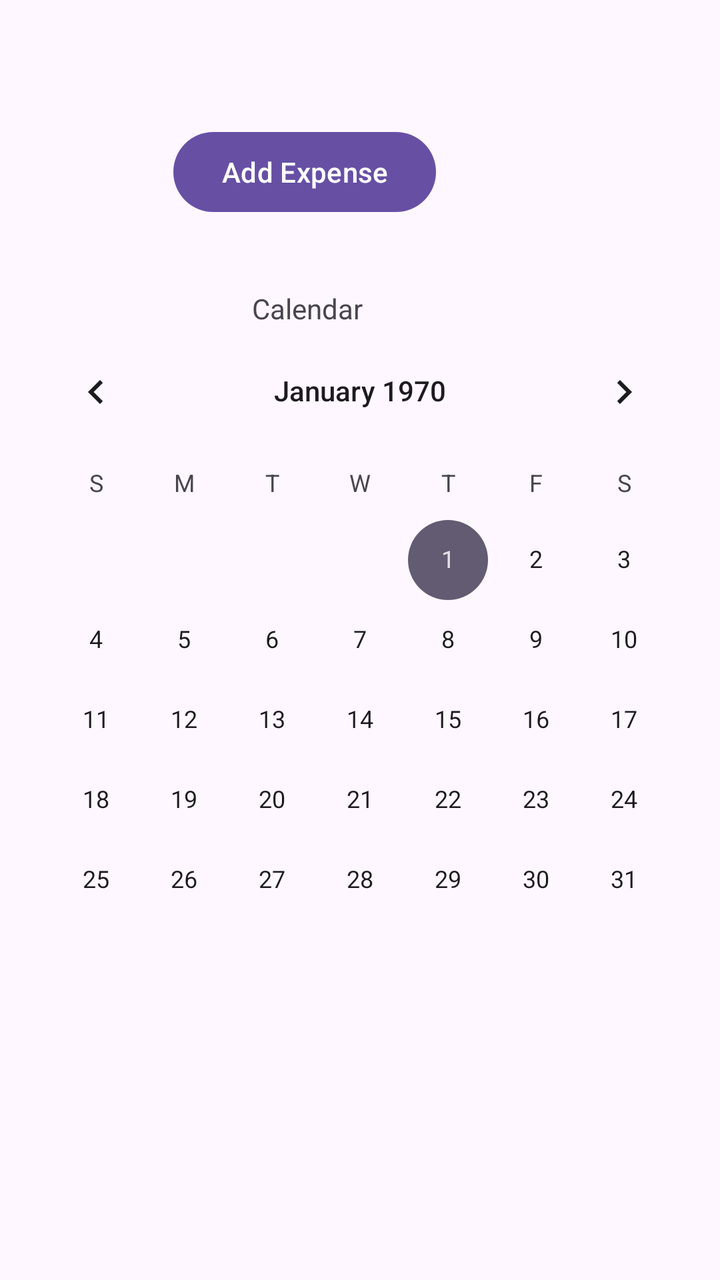
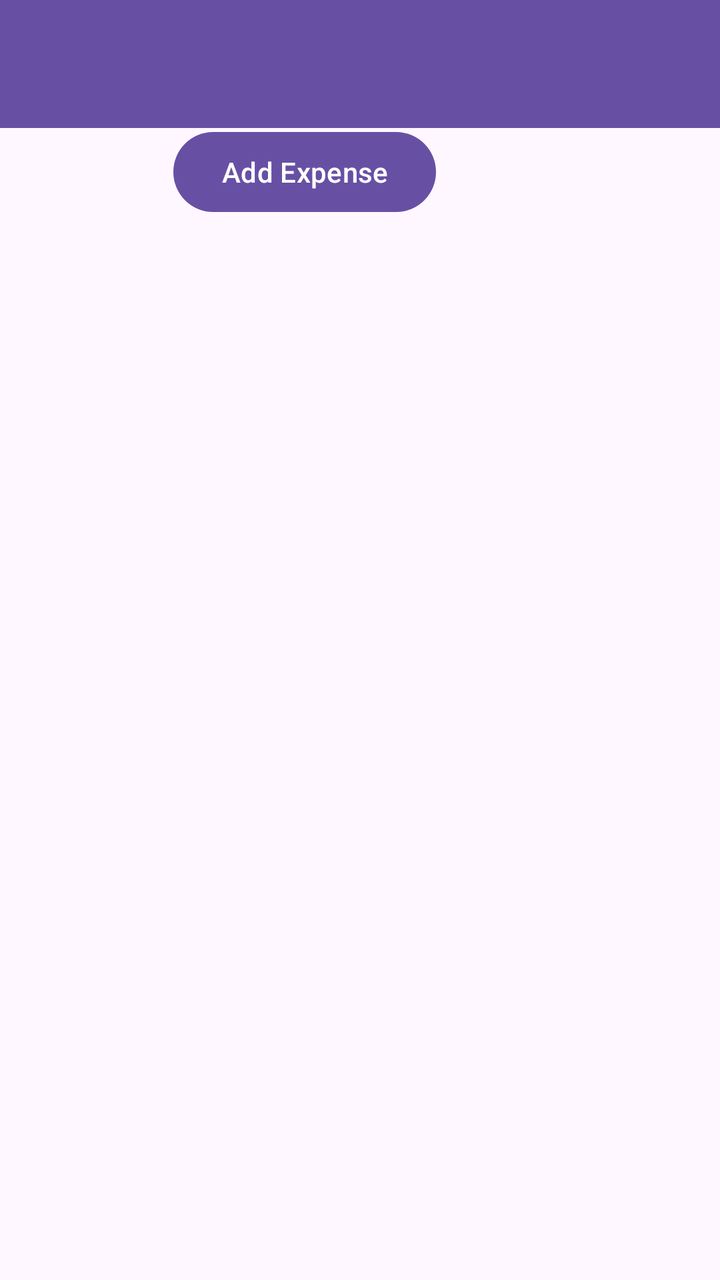

The first picture is an Android layout as it rendered before a commit; the second is the same layout after the commit. The layout source and the unified diff follow.
<!-- AndroidManifest.xml: application theme Theme.Project_3245 -->
<!-- res/layout/activity_main.xml -->
<?xml version="1.0" encoding="utf-8"?>
<androidx.constraintlayout.widget.ConstraintLayout xmlns:android="http://schemas.android.com/apk/res/android"
    xmlns:app="http://schemas.android.com/apk/res-auto"
    xmlns:tools="http://schemas.android.com/tools"
    android:layout_width="match_parent"
    android:layout_height="match_parent"
    tools:context=".MainActivity">

    <TextView
        android:id="@+id/textView2"
        android:layout_width="wrap_content"
        android:layout_height="wrap_content"
        android:text="Calendar"
        app:layout_constraintBottom_toBottomOf="parent"
        app:layout_constraintEnd_toEndOf="parent"
        app:layout_constraintHorizontal_bias="0.414"
        app:layout_constraintStart_toStartOf="parent"
        app:layout_constraintTop_toTopOf="parent"
        app:layout_constraintVertical_bias="0.233" />

    <Button
        android:id="@+id/button"
        android:layout_width="wrap_content"
        android:layout_height="wrap_content"
        android:layout_marginStart="134dp"
        android:layout_marginEnd="185dp"
        android:text="Add Expense"
        app:layout_constraintBottom_toBottomOf="parent"
        app:layout_constraintEnd_toEndOf="parent"
        app:layout_constraintHorizontal_bias="0.525"
        app:layout_constraintStart_toStartOf="parent"
        app:layout_constraintTop_toTopOf="parent"
        app:layout_constraintVertical_bias="0.105" />

    <TextView
        android:id="@+id/textView"
        android:layout_width="wrap_content"
        android:layout_height="wrap_content"
        android:layout_marginTop="16dp"
        android:layout_marginBottom="696dp"
        android:text="Expense Tracker"
        app:layout_constraintBottom_toBottomOf="parent"
        app:layout_constraintEnd_toEndOf="parent"
        app:layout_constraintHorizontal_bias="0.403"
        app:layout_constraintStart_toStartOf="parent"
        app:layout_constraintTop_toTopOf="parent" />

    <CalendarView
        android:id="@+id/calendarView"
        android:layout_width="wrap_content"
        android:layout_height="wrap_content"
        app:layout_constraintBottom_toBottomOf="parent"
        app:layout_constraintEnd_toEndOf="parent"
        app:layout_constraintHorizontal_bias="0.491"
        app:layout_constraintStart_toStartOf="parent"
        app:layout_constraintTop_toTopOf="parent"
        app:layout_constraintVertical_bias="0.536" />

</androidx.constraintlayout.widget.ConstraintLayout>
<!-- resources referenced by this layout -->
<resources>
  <style name="Theme.Project_3245" parent="Base.Theme.Project_3245" />
  <style name="Base.Theme.Project_3245" parent="Theme.Material3.DayNight.NoActionBar">
          
          
      </style>
</resources>

<!-- the commit's change to res/layout/activity_main.xml (unified diff, before → after) -->
@@ -6,17 +6,14 @@
     android:layout_height="match_parent"
     tools:context=".MainActivity">
 
-    <TextView
-        android:id="@+id/textView2"
-        android:layout_width="wrap_content"
-        android:layout_height="wrap_content"
-        android:text="Calendar"
-        app:layout_constraintBottom_toBottomOf="parent"
-        app:layout_constraintEnd_toEndOf="parent"
-        app:layout_constraintHorizontal_bias="0.414"
-        app:layout_constraintStart_toStartOf="parent"
-        app:layout_constraintTop_toTopOf="parent"
-        app:layout_constraintVertical_bias="0.233" />
+    <androidx.appcompat.widget.Toolbar
+        android:id="@+id/toolbar"
+        android:layout_width="match_parent"
+        android:layout_height="?attr/actionBarSize"
+        android:background="?attr/colorPrimary"
+        android:theme="@style/ThemeOverlay.AppCompat.Dark.ActionBar"
+        android:popupTheme="@style/ThemeOverlay.AppCompat.Light" />
+
 
     <Button
         android:id="@+id/button"
@@ -45,15 +42,6 @@
         app:layout_constraintStart_toStartOf="parent"
         app:layout_constraintTop_toTopOf="parent" />
 
-    <CalendarView
-        android:id="@+id/calendarView"
-        android:layout_width="wrap_content"
-        android:layout_height="wrap_content"
-        app:layout_constraintBottom_toBottomOf="parent"
-        app:layout_constraintEnd_toEndOf="parent"
-        app:layout_constraintHorizontal_bias="0.491"
-        app:layout_constraintStart_toStartOf="parent"
-        app:layout_constraintTop_toTopOf="parent"
-        app:layout_constraintVertical_bias="0.536" />
+
 
 </androidx.constraintlayout.widget.ConstraintLayout>
<!-- resource entries referenced after the edit -->
@@ -4,6 +4,9 @@
   <style name="Base.Theme.Project_3245" parent="Theme.Material3.DayNight.NoActionBar">
           
           
+          <item name="android:textColorPrimary">@color/black</item>
+          <item name="android:textColorSecondary">@color/black</item>
       </style>
+  <color name="black">#FF000000</color>
 </resources>
 
